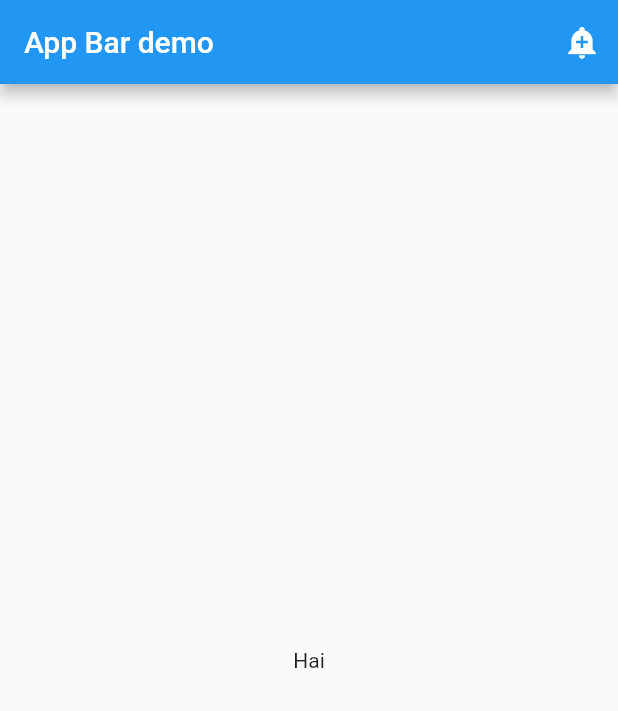
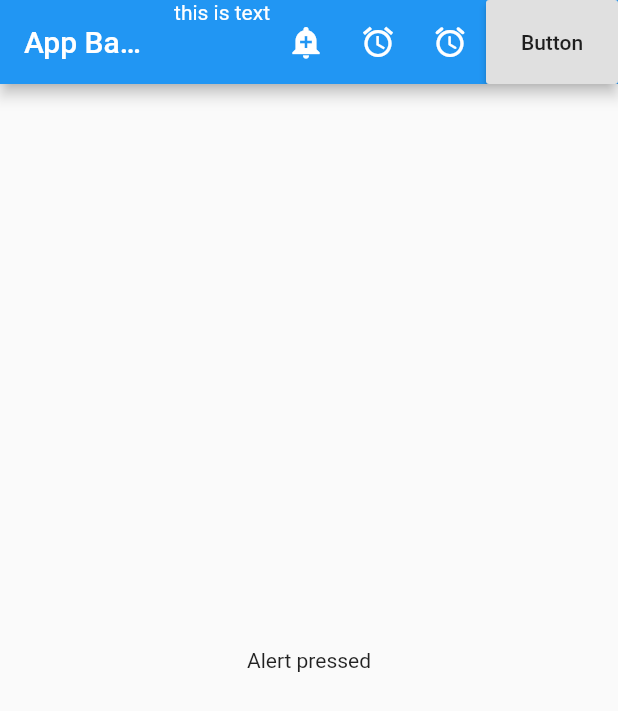
Before and after one commit to prgrm274/loanapp, a Flutter app: the screen it shows after launch, after a tap on the "add alert" icon, on a phone screen of 412 x 824 dp. Shown: the top 711 px of the screen. Run offline on Flutter 3.47's test engine with Material 2 defaults, Android fonts, the phone set to English and light mode, and no system bars.

Commit message:
23 StatefulWidget dan State nya, dan AppBar

```diff
--- a/lib/main.dart
+++ b/lib/main.dart
@@ -16,11 +16,14 @@ class MyApp extends StatefulWidget {///WONT CHANGE
 ///_ IS PRIVATE
 class _Statenya extends State<MyApp> {///WILL CHANGE
   String _title = 'App Bar demo';
-  String _myState = '';
+  String _myState = 'NO STATE';
 
   void _pressed(String message) {
-    print(message);
-
+    setState(() {
+      _myState = message;
+    });
+    // _myState = message;///! WRONG
+    print(_myState);
   }
 
   @override
@@ -32,17 +35,35 @@ class _Statenya extends State<MyApp> {///WILL CHANGE
         appBar: new AppBar(
           title: new Text(_title),
           actions: <Widget>[
+            /// Everything is a widget so you can do this text
+            new Text('this is text'),
             new IconButton(
                 icon: new Icon(Icons.add_alert),
                 onPressed: (){
                   _pressed('Alert pressed');
-                })
+                }),
+            new IconButton(
+                icon: new Icon(Icons.access_alarm),
+                onPressed: (){
+                  _pressed('2');
+                }),
+            new IconButton(
+                icon: new Icon(Icons.access_alarms_rounded),
+                onPressed: (){
+                  _pressed('other');
+                }),
+            new RaisedButton(
+              child: new Text('Button'),
+              onPressed: () {
+                _pressed('BUTTON PRESSED');
+              },
+            )
           ],
         ),
         body: new Container(
           padding: const EdgeInsets.all(32),
           child: new Center(
-            child: new Text('Hai'),
+            child: new Text(_myState),
           ),
         ),
       ),
```
